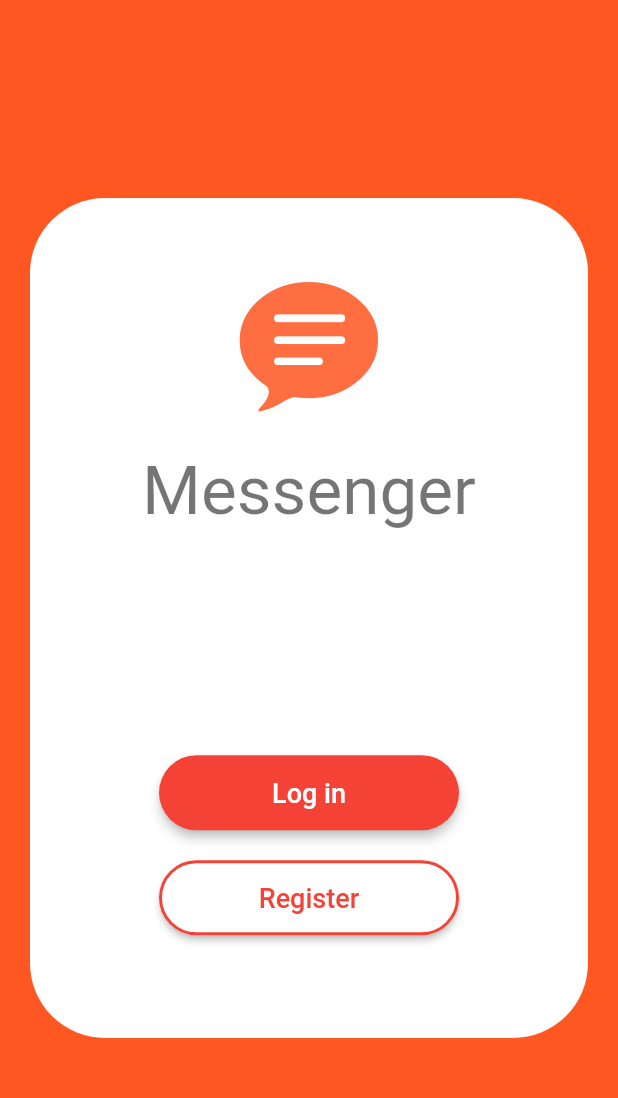
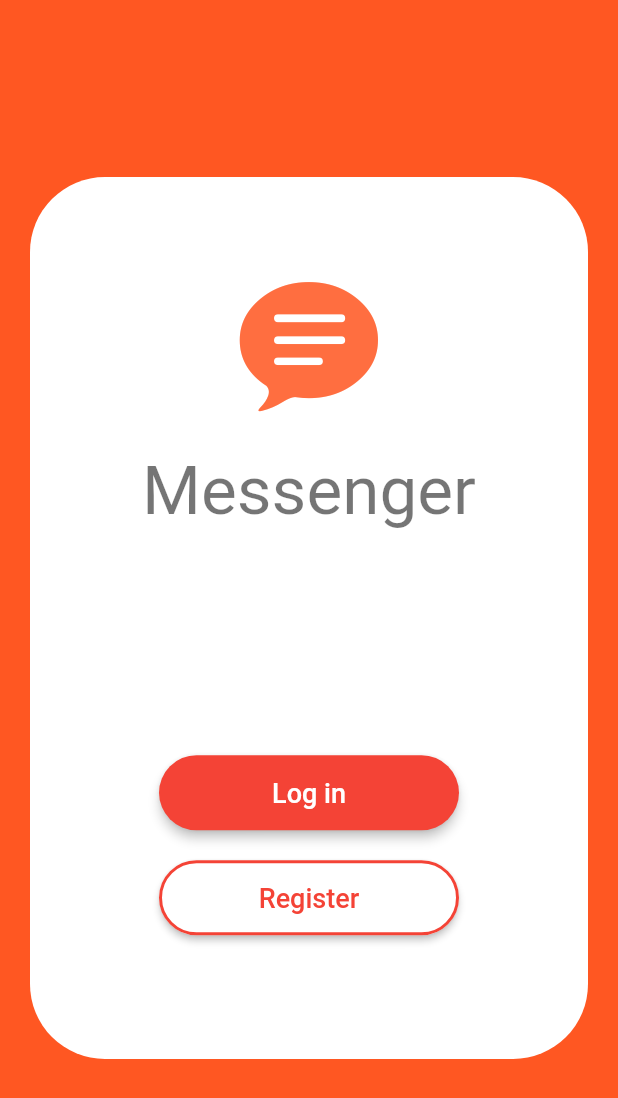
Before and after one commit to ami231/Messenger, a Flutter app: the screen it shows after launch, on a phone screen of 412 x 824 dp. Shown: the top 1098 px of the screen. Run offline on Flutter 3.47's test engine with Material 2 defaults, Android fonts, the light colour scheme and no system bars; our stand-ins replace cloud_firestore, firebase_auth, firebase_core; accounts and stored records are empty.

```diff
--- a/lib/screens/starting_screen.dart
+++ b/lib/screens/starting_screen.dart
@@ -1,4 +1,3 @@
-import 'package:cupertino_icons/cupertino_icons.dart';
 import 'package:flutter/cupertino.dart';
 import 'package:flutter/material.dart';
 import 'package:mymessenger/screens/registration_screen.dart';
@@ -17,42 +16,42 @@ class _StartingScreenState extends State<StartingScreen> {
     return Scaffold(
       backgroundColor: Colors.deepOrange,
       body: Padding(
-        padding: EdgeInsets.all(20.0),
+        padding: const EdgeInsets.all(20.0),
         child: Center(
             child: Column(
           mainAxisAlignment: MainAxisAlignment.center,
           crossAxisAlignment: CrossAxisAlignment.stretch,
           children: [
-            Expanded(
+            const Expanded(
               flex: 1,
               child: SizedBox(),
             ),
             Expanded(
-              flex: 5,
+              flex: 6,
               child: Container(
-                decoration: BoxDecoration(
+                decoration: const BoxDecoration(
                   color: Colors.white,
                   borderRadius: BorderRadius.all(Radius.circular(50.0)),
                 ),
                 child: Column(
                   mainAxisAlignment: MainAxisAlignment.center,
                   children: [
-                    Icon(
+                    const Icon(
                       CupertinoIcons.chat_bubble_text_fill,
                       size: 100.0,
                       color: Colors.deepOrangeAccent,
                     ),
-                    SizedBox(
+                    const SizedBox(
                       height: 20.0,
                     ),
-                    Text(
+                    const Text(
                       'Messenger',
                       style: TextStyle(
                         fontSize: 45.0,
                         color: Colors.black54,
                       ),
                     ),
-                    SizedBox(
+                    const SizedBox(
                       height: 150.0,
                     ),
                     MaterialButton(
@@ -63,10 +62,10 @@ class _StartingScreenState extends State<StartingScreen> {
                       elevation: 3,
                       minWidth: 200.0,
                       height: 50.0,
-                      shape: RoundedRectangleBorder(
+                      shape: const RoundedRectangleBorder(
                           borderRadius:
                               BorderRadius.all(Radius.circular(50.0))),
-                      child: Text(
+                      child: const Text(
                         'Log in',
                         style: TextStyle(color: Colors.white, fontSize: 18.0),
                       ),
@@ -80,11 +79,11 @@ class _StartingScreenState extends State<StartingScreen> {
                         color: Colors.white,
                         minWidth: 200.0,
                         height: 50.0,
-                        shape: RoundedRectangleBorder(
+                        shape: const RoundedRectangleBorder(
                             borderRadius:
                                 BorderRadius.all(Radius.circular(50.0)),
                             side: BorderSide(color: Colors.red, width: 2)),
-                        child: Text(
+                        child: const Text(
                           'Register',
                           style: TextStyle(color: Colors.red, fontSize: 18.0),
                         ),
@@ -94,7 +93,7 @@ class _StartingScreenState extends State<StartingScreen> {
                 ),
               ),
             ),
-            Expanded(
+            const Expanded(
               flex: 1,
               child: SizedBox(),
             ),
```
Also changed, not shown: pubspec.yaml (+3 -5 lines), pubspec.lock, 1 other file.
